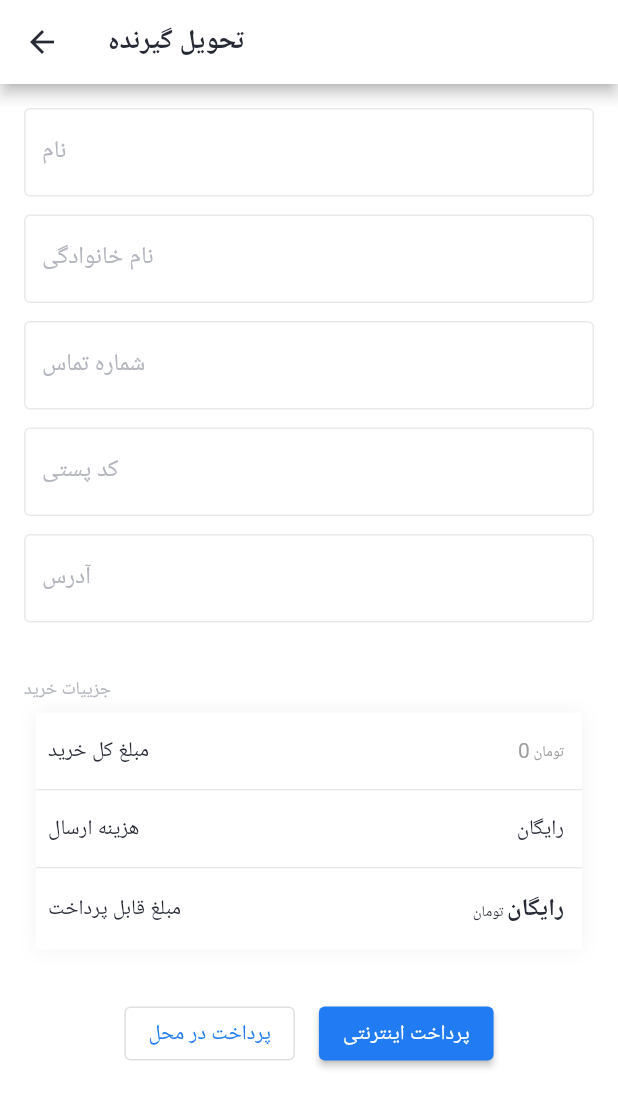
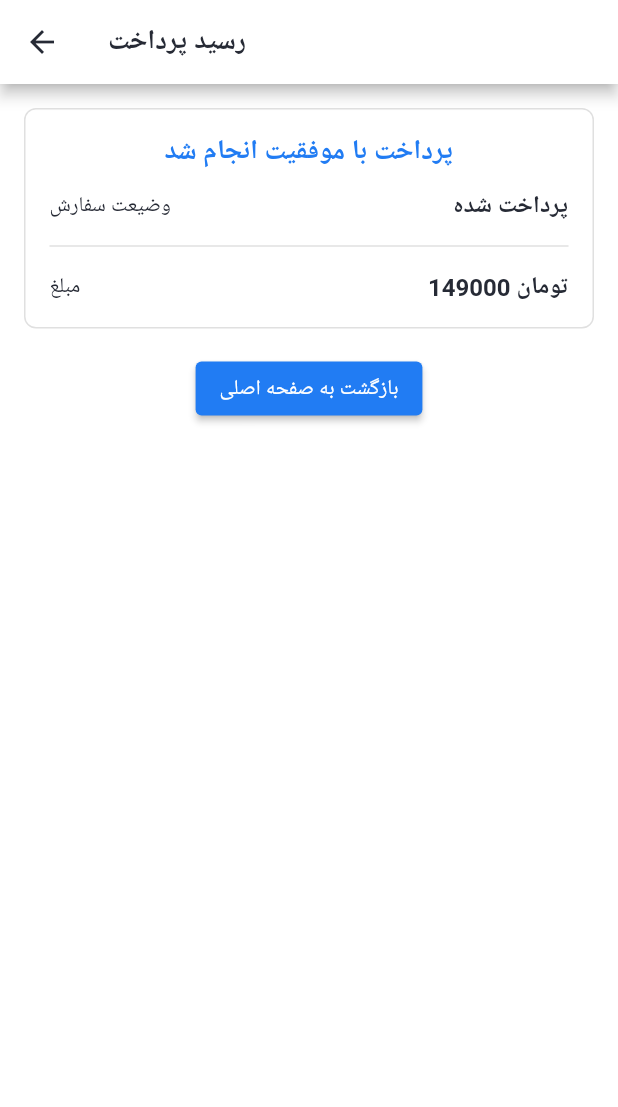
Before and after one commit to mehdi2960/ecommerce_flutter, a Flutter app: the ShippingScreen screen opened directly with empty values, after a tap on "پرداخت در محل", on a phone screen of 412 x 824 dp. Shown: the top 1107 px of the screen. Run offline on Flutter 3.47's test engine with Material 2 defaults, Android fonts, the phone set to English and light mode, and no system bars; our stand-ins replace bloc, cached_network_image, dio, equatable, flutter_bloc, flutter_svg and 3 more; accounts and stored records are empty; network calls fail; Roboto replaces fonts that are missing (Yekan).

Commit message:
Piyadehsazi page Pardakht

```diff
--- a/lib/ui/cart/price_info.dart
+++ b/lib/ui/cart/price_info.dart
@@ -18,10 +18,14 @@ class PriceInfo extends StatelessWidget {
     return Column(
       crossAxisAlignment: CrossAxisAlignment.start,
       children: [
-        Padding(
-          padding: const EdgeInsets.fromLTRB(0, 24, 8, 0),
-          child:
-              Text('جزییات خرید', style: Theme.of(context).textTheme.bodySmall),
+        const Padding(
+          padding: EdgeInsets.fromLTRB(0, 24, 8, 0),
+          child: Text(
+            'جزییات خرید',
+            style: TextStyle(
+              fontWeight: FontWeight.bold,
+            ),
+          ),
         ),
         Container(
           margin: const EdgeInsets.fromLTRB(8, 8, 8, 32),
--- /dev/null
+++ b/lib/ui/receipt/payment_receipt.dart
@@ -0,0 +1,75 @@
+import 'package:flutter/material.dart';
+
+class PaymentReceiptScreen extends StatelessWidget {
+  const PaymentReceiptScreen({Key? key}) : super(key: key);
+
+  @override
+  Widget build(BuildContext context) {
+    final ThemeData themeData = Theme.of(context);
+    return Scaffold(
+      appBar: AppBar(
+        title: const Text('رسید پرداخت'),
+      ),
+      body: Column(
+        children: [
+          Container(
+            padding: const EdgeInsets.all(16),
+            margin: const EdgeInsets.all(16),
+            decoration: BoxDecoration(
+              border: Border.all(color: themeData.dividerColor, width: 1),
+              borderRadius: BorderRadius.circular(8),
+            ),
+            child: Column(
+              children: [
+                Text(
+                  'پرداخت با موفقیت انجام شد',
+                  style: themeData.textTheme.headline6!.apply(
+                    color: themeData.colorScheme.primary,
+                  ),
+                ),
+                const SizedBox(
+                  height: 12,
+                ),
+                Row(
+                  mainAxisAlignment: MainAxisAlignment.spaceBetween,
+                  crossAxisAlignment: CrossAxisAlignment.center,
+                  children: const [
+                    Text('وضیعت سفارش'),
+                    Text(
+                      'پرداخت شده',
+                      style:
+                          TextStyle(fontSize: 16, fontWeight: FontWeight.bold),
+                    ),
+                  ],
+                ),
+                const Divider(
+                  height: 32,
+                  thickness: 1,
+                ),
+                Row(
+                  mainAxisAlignment: MainAxisAlignment.spaceBetween,
+                  crossAxisAlignment: CrossAxisAlignment.center,
+                  children: const [
+                    Text('مبلغ'),
+                    Text(
+                      '149000 تومان',
+                      style:
+                          TextStyle(fontSize: 16, fontWeight: FontWeight.bold),
+                    ),
+                  ],
+                ),
+              ],
+            ),
+          ),
+          ElevatedButton(
+            //Barghasht be Rishe in Page
+            onPressed: () {
+              Navigator.of(context).popUntil((route) => route.isFirst);
+            },
+            child: const Text('بازگشت به صفحه اصلی'),
+          ),
+        ],
+      ),
+    );
+  }
+}
--- a/lib/ui/shipping/shippinh.dart
+++ b/lib/ui/shipping/shippinh.dart
@@ -1,5 +1,6 @@
 import 'package:flutter/material.dart';
 import 'package:nike_ecommerce_flutter/ui/cart/price_info.dart';
+import 'package:nike_ecommerce_flutter/ui/receipt/payment_receipt.dart';
 
 class ShippingScreen extends StatelessWidget {
   final int totalPrice;
@@ -77,10 +78,12 @@ class ShippingScreen extends StatelessWidget {
               mainAxisAlignment: MainAxisAlignment.center,
               children: [
                 OutlinedButton(
-                  onPressed: () {},
+                  onPressed: () {
+                    Navigator.of(context).push(MaterialPageRoute(builder: (context)=>const PaymentReceiptScreen()));
+                  },
                   child: const Text('پرداخت در محل'),
                 ),
-                SizedBox(width: 16,),
+                const SizedBox(width: 16,),
                 ElevatedButton(
                   onPressed: () {},
                   child: const Text('پرداخت اینترنتی'),
```
